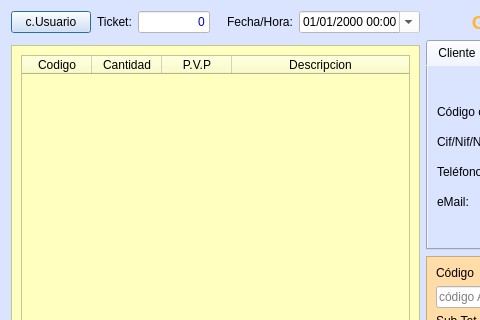
Before: the Qt Designer form TPV/frmcajaminuta.ui in arcnexus/RedFoX, drawn with Qt 5; both pictures show x 0 to 480 and y 0 to 320 of the 1068 by 513 pixel window.
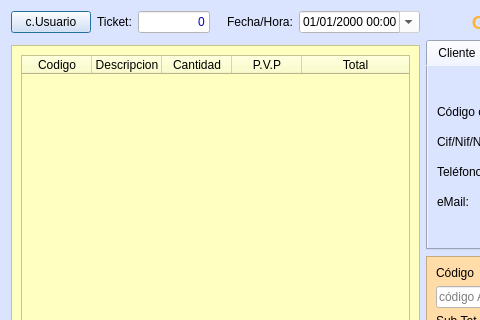
After: the same form once the commit is applied. Icons and pictures are not drawn.

Diff of the .ui file:
```diff
--- a/TPV/frmcajaminuta.ui
+++ b/TPV/frmcajaminuta.ui
@@ -1954,6 +1954,11 @@
           <string>Codigo</string>
          </property>
         </column>
+        <column>
+         <property name="text">
+          <string>Descripcion</string>
+         </property>
+        </column>
         <column>
          <property name="text">
           <string>Cantidad</string>
@@ -1966,7 +1971,7 @@
         </column>
         <column>
          <property name="text">
-          <string>Descripcion</string>
+          <string>Total</string>
          </property>
         </column>
        </widget>
```
Left out of the diff: 19 changed lines with no effect on the pictures.
